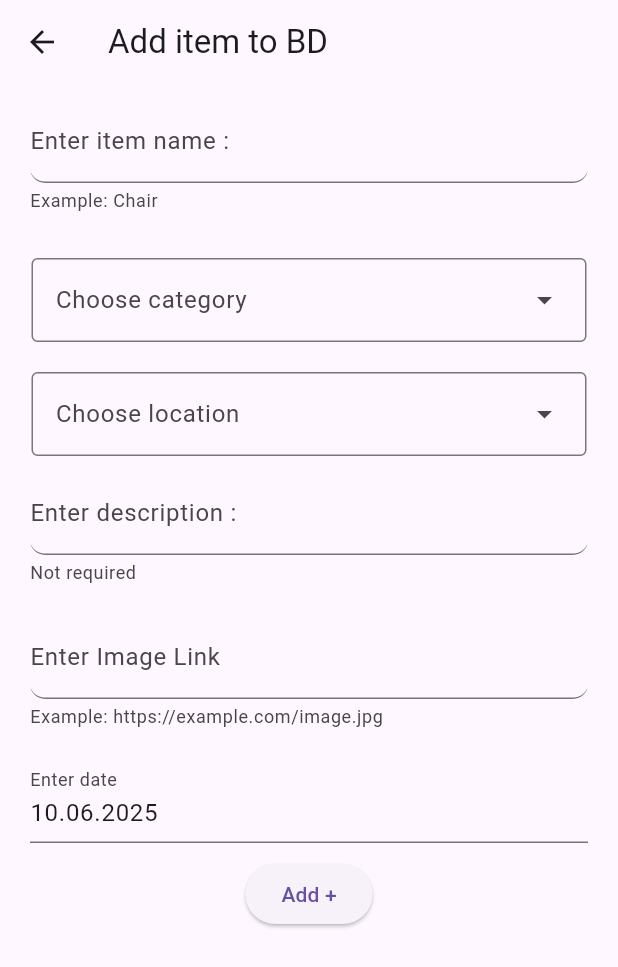
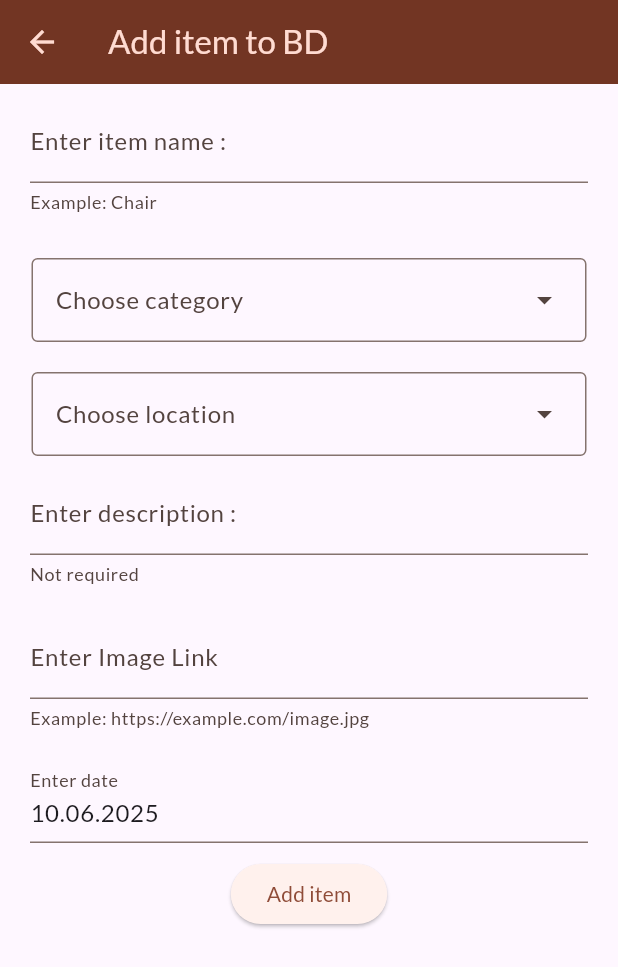
Before and after one commit to Flutter007/lab60, a Flutter app: the screen it shows after launch, after a tap on the "add circle outline" icon, on a phone screen of 412 x 824 dp. Shown: the top 967 px of the screen. Run offline on Flutter 3.47's test engine with Material 3 defaults, Android fonts, the phone set to English and light mode, and no system bars; our stand-ins replace flutter_riverpod, google_fonts; network calls fail.

Commit message:
Added Google Fonts to App,renamed some files,added light theme,made new Widgets for Text,Indication and Item View(card,scree for single item),changed Category data,changed logic of URl entering in Form.

```diff
--- /dev/null
+++ b/lib/helpers/date_format.dart
@@ -0,0 +1,3 @@
+import 'package:intl/intl.dart';
+
+final dateFormat = DateFormat('dd.MM.yyyy');
--- a/lib/lab60.dart
+++ b/lib/lab60.dart
@@ -1,12 +1,17 @@
 import 'package:flutter/material.dart';
 import 'package:flutter_riverpod/flutter_riverpod.dart';
 import 'package:lab60/screens/items_list_screen.dart';
+import 'package:lab60/theme/light_theme.dart';
 
 class Lab60 extends ConsumerWidget {
   const Lab60({super.key});
 
   @override
   Widget build(BuildContext context, WidgetRef ref) {
-    return MaterialApp(home: ItemsListScreen());
+    return MaterialApp(
+      themeMode: ThemeMode.system,
+      theme: lightTheme,
+      home: ItemsListScreen(),
+    );
   }
 }
--- a/lib/models/item.dart
+++ b/lib/models/item.dart
@@ -5,7 +5,7 @@ class Item {
   final String itemLocationId;
   final String? description;
   final String imageURL;
-  final DateTime addedAt;
+  final DateTime registeredAt;
 
   Item({
     this.id,
@@ -14,7 +14,7 @@ class Item {
     required this.itemLocationId,
     this.description,
     required this.imageURL,
-    required this.addedAt,
+    required this.registeredAt,
   });
   Map<String?, dynamic> toJson() {
     return {
@@ -23,7 +23,7 @@ class Item {
       'itemLocationId': itemLocationId,
       if (description != null) 'description': description,
       'imageURL': imageURL,
-      'addedAt': addedAt.toUtc().toIso8601String(),
+      'registeredAt': registeredAt.toUtc().toIso8601String(),
     };
   }
 
@@ -35,7 +35,7 @@ class Item {
       itemLocationId: json['itemLocationId'],
       description: json.containsKey('description') ? json['description'] : null,
       imageURL: json['imageURL'],
-      addedAt: DateTime.parse(json['addedAt']),
+      registeredAt: DateTime.parse(json['registeredAt']),
     );
   }
 }
--- a/lib/providers/items_locations_categories_providers.dart
+++ b/lib/providers/items_locations_categories_date_providers.dart
@@ -14,8 +14,8 @@ final itemCategoryByIdProvider = Provider.family<ItemCategory, String>((
   ref,
   id,
 ) {
-  final colors = ref.watch(itemsCategoriesProvider);
-  return colors.firstWhere((c) => c.id == id);
+  final categories = ref.watch(itemsCategoriesProvider);
+  return categories.firstWhere((c) => c.id == id);
 });
 
 final itemsLocationProvider = Provider<List<ItemLocation>>((ref) {
@@ -28,6 +28,11 @@ final itemLocationByIdProvider = Provider.family<ItemLocation, String>((
   ref,
   id,
 ) {
-  final colors = ref.watch(itemsLocationProvider);
-  return colors.firstWhere((c) => c.id == id);
+  final locations = ref.watch(itemsLocationProvider);
+  return locations.firstWhere((c) => c.id == id);
 });
+
+final selectedDateProvider = StateProvider<DateTime>(
+  (ref) =>
+      DateTime(DateTime.now().year, DateTime.now().month, DateTime.now().day),
+);
--- a/lib/screens/items_list_screen.dart
+++ b/lib/screens/items_list_screen.dart
@@ -3,8 +3,9 @@ import 'package:flutter_riverpod/flutter_riverpod.dart';
 import 'package:lab60/screens/add_item_screen.dart';
 
 import '../providers/items_provider.dart';
-import '../widgets/center_container.dart';
+import '../widgets/center_event_container.dart';
 import '../widgets/center_indicator.dart';
+import '../widgets/items_list_view_builder.dart';
 
 class ItemsListScreen extends ConsumerStatefulWidget {
   const ItemsListScreen({super.key});
@@ -15,29 +16,32 @@ class ItemsListScreen extends ConsumerStatefulWidget {
 
 class _ItemsListScreenState extends ConsumerState<ItemsListScreen> {
   void goToAddScreen() async {
-    await Navigator.of(
+    final result = await Navigator.of(
       context,
     ).push(MaterialPageRoute(builder: (ctx) => AddItemScreen()));
+    if (result == true) {
+      ref.invalidate(itemListProvider);
+    }
   }
 
   @override
   Widget build(BuildContext context) {
     final itemState = ref.watch(itemListProvider);
     Widget body = switch (itemState) {
-      AsyncData(value: final item) =>
-        item.isEmpty
-            ? CenterContainer(
+      AsyncData(value: final items) =>
+        items.isEmpty
+            ? CenterEventContainer(
               title: 'No items',
               iconData: Icons.list,
               buttonText: 'Add item',
               onButtonPressed: goToAddScreen,
             )
-            : Center(child: Text('Something is Here')),
-      AsyncError() => CenterContainer(
-        title: 'Something went wrong',
+            : ItemsListViewBuilder(items: items),
+      AsyncError() => CenterEventContainer(
+        title: 'Something went wrong..',
         iconData: Icons.error,
         buttonText: 'Try again',
-        onButtonPressed: () => ref.invalidate(itemListProvider),
+        onButtonPressed: () => ref.refresh(itemListProvider),
       ),
       _ => CenterIndicator(),
     };
--- /dev/null
+++ b/lib/theme/light_theme.dart
@@ -0,0 +1,19 @@
+import 'package:flutter/material.dart';
+import 'package:google_fonts/google_fonts.dart';
+
+final lightColorScheme = ColorScheme.fromSeed(seedColor: Colors.deepOrange);
+final defaultLightTheme = ThemeData.light();
+final lightTheme = defaultLightTheme.copyWith(
+  colorScheme: lightColorScheme,
+  appBarTheme: AppBarTheme().copyWith(
+    backgroundColor: lightColorScheme.onPrimaryContainer,
+    foregroundColor: lightColorScheme.primaryContainer,
+  ),
+  cardTheme: defaultLightTheme.cardTheme.copyWith(
+    margin: EdgeInsets.all(4),
+    color: lightColorScheme.surfaceBright,
+    shape: RoundedRectangleBorder(borderRadius: BorderRadius.circular(16)),
+  ),
+  snackBarTheme: SnackBarThemeData(contentTextStyle: TextStyle(fontSize: 18)),
+  textTheme: GoogleFonts.latoTextTheme(),
+);
--- a/lib/widgets/add_item_form/add_item_form.dart
+++ b/lib/widgets/add_item_form/add_item_form.dart
@@ -1,9 +1,9 @@
 import 'package:flutter/material.dart';
 import 'package:flutter_riverpod/flutter_riverpod.dart';
-import 'package:intl/intl.dart';
 import 'package:lab60/widgets/add_item_form/add_item_form_controllers.dart';
 import 'package:lab60/widgets/center_indicator.dart';
-import '../../providers/items_locations_categories_providers.dart';
+import '../../helpers/date_format.dart';
+import '../../providers/items_locations_categories_date_providers.dart';
 import '../../providers/items_provider.dart';
 import '../custom_text_form_field.dart';
 
@@ -25,7 +25,6 @@ class AddItemForm extends ConsumerStatefulWidget {
 }
 
 class _AddItemFormState extends ConsumerState<AddItemForm> {
-  final dateFormat = DateFormat('dd.MM.yyyy');
   final DateTime now = DateTime.now();
 
   @override
@@ -39,7 +38,7 @@ class _AddItemFormState extends ConsumerState<AddItemForm> {
     final DateTime? dateTime = await showDatePicker(
       context: context,
       firstDate: DateTime(now.year, now.month - 1, now.day),
-      lastDate: DateTime(now.year, now.month, now.day + 1),
+      lastDate: DateTime(now.year, now.month, now.day),
     );
     if (dateTime != null) {
       ref.read(selectedDateProvider.notifier).state = dateTime;
@@ -121,6 +120,13 @@ class _AddItemFormState extends ConsumerState<AddItemForm> {
                 if (value == null || value.isEmpty) {
                   return 'Please enter image link';
                 }
+                bool isLinkRight =
+                    value.contains('www') ||
+                    value.contains('http') ||
+                    value.contains('https');
+                if (!isLinkRight) {
+                  return 'Please enter correct link';
+                }
                 return null;
               },
               controller: widget.controllers.imageURLController,
@@ -137,7 +143,20 @@ class _AddItemFormState extends ConsumerState<AddItemForm> {
             ElevatedButton(
               onPressed: itemAddingState.isLoading ? null : widget.addNewItem,
               child:
-                  itemAddingState.isLoading ? CenterIndicator() : Text('Add +'),
+                  itemAddingState.isLoading
+                      ? Row(
+                        mainAxisSize: MainAxisSize.min,
+                        children: [
+                          Text('Loading...'),
+                          SizedBox(width: 8),
+                          SizedBox(
+                            width: 16,
+                            height: 16,
+                            child: CenterIndicator(),
+                          ),
+                        ],
+                      )
+                      : Text('Add item'),
             ),
           ],
         ),
--- a/lib/widgets/center_container.dart
+++ b/lib/widgets/center_event_container.dart
@@ -1,11 +1,11 @@
 import 'package:flutter/material.dart';
 
-class CenterContainer extends StatelessWidget {
+class CenterEventContainer extends StatelessWidget {
   final String title;
   final IconData iconData;
   final String buttonText;
   final void Function() onButtonPressed;
-  const CenterContainer({
+  const CenterEventContainer({
     super.key,
     required this.title,
     required this.iconData,
@@ -25,11 +25,15 @@ class CenterContainer extends StatelessWidget {
             children: [
               Icon(iconData, size: 100, color: theme.colorScheme.primary),
               SizedBox(height: 16),
-              Text(title, style: theme.textTheme.titleMedium),
+              Text(title, style: theme.textTheme.titleLarge),
+              SizedBox(height: 16),
+              ElevatedButton(
+                onPressed: onButtonPressed,
+                child: Text(buttonText),
+              ),
             ],
           ),
         ),
-        ElevatedButton(onPressed: onButtonPressed, child: Text(buttonText)),
       ],
     );
   }
--- a/lib/widgets/center_indicator.dart
+++ b/lib/widgets/center_indicator.dart
@@ -5,6 +5,6 @@ class CenterIndicator extends StatelessWidget {
 
   @override
   Widget build(BuildContext context) {
-    return Center(child: CircularProgressIndicator());
+    return Center(child: CircularProgressIndicator(strokeWidth: 2));
   }
 }
--- a/lib/widgets/custom_text_form_field.dart
+++ b/lib/widgets/custom_text_form_field.dart
@@ -26,7 +26,6 @@ class CustomTextFormField extends StatelessWidget {
         controller: controller,
         decoration: InputDecoration(
           labelText: labelText,
-          border: UnderlineInputBorder(borderRadius: BorderRadius.circular(10)),
           helperText: helperText,
         ),
         validator: validator,
--- a/pubspec.yaml
+++ b/pubspec.yaml
@@ -37,6 +37,7 @@ dependencies:
   flutter_riverpod: ^2.6.1
   intl: ^0.20.2
   http: ^1.4.0
+  google_fonts: ^6.2.1
 
 dev_dependencies:
   flutter_test:
```
Also changed, not shown: lib/data/item_category_data.dart (+4 -4 lines), lib/providers/items_provider.dart (+21 -3 lines), lib/screens/add_item_screen.dart (+10 -6 lines), lib/screens/single_item_info_screen.dart (added, +41 -0 lines), lib/widgets/custom_text.dart (added, +20 -0 lines), lib/widgets/item_card.dart (added, +49 -0 lines), lib/widgets/items_list_view_builder.dart (added, +47 -0 lines), lib/widgets/single_item_info.dart (added, +73 -0 lines), pubspec.lock.
